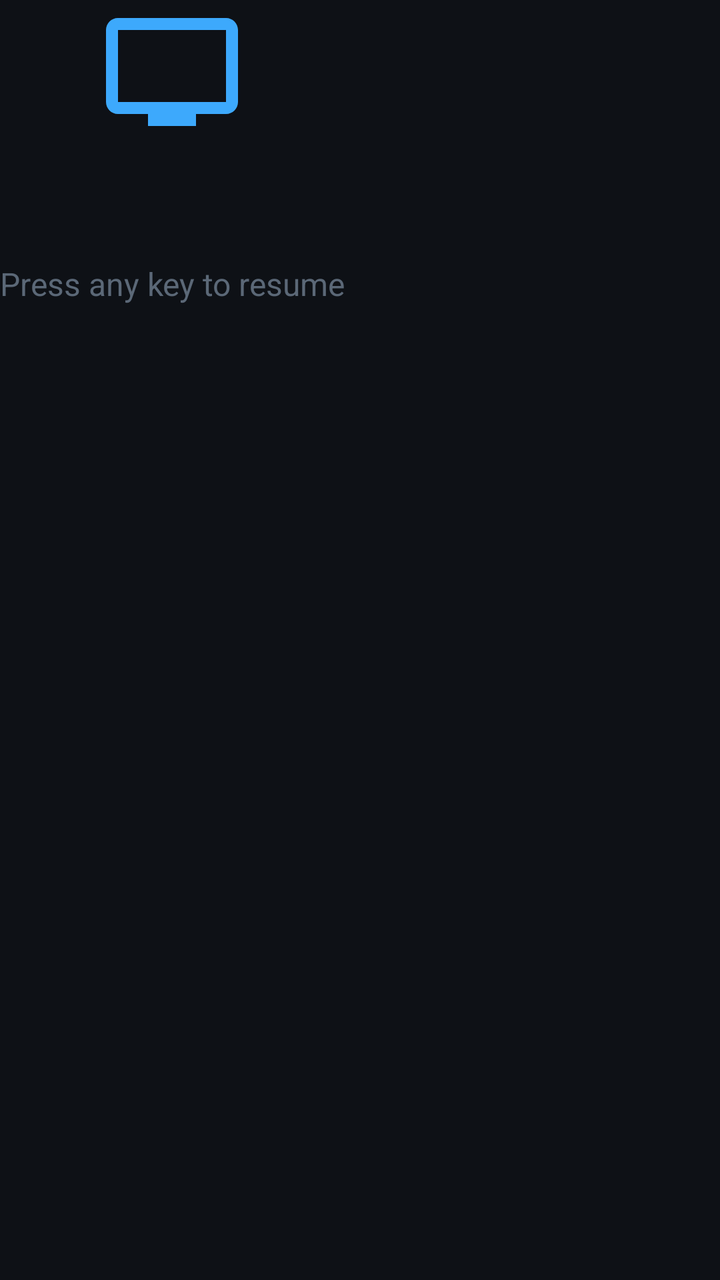
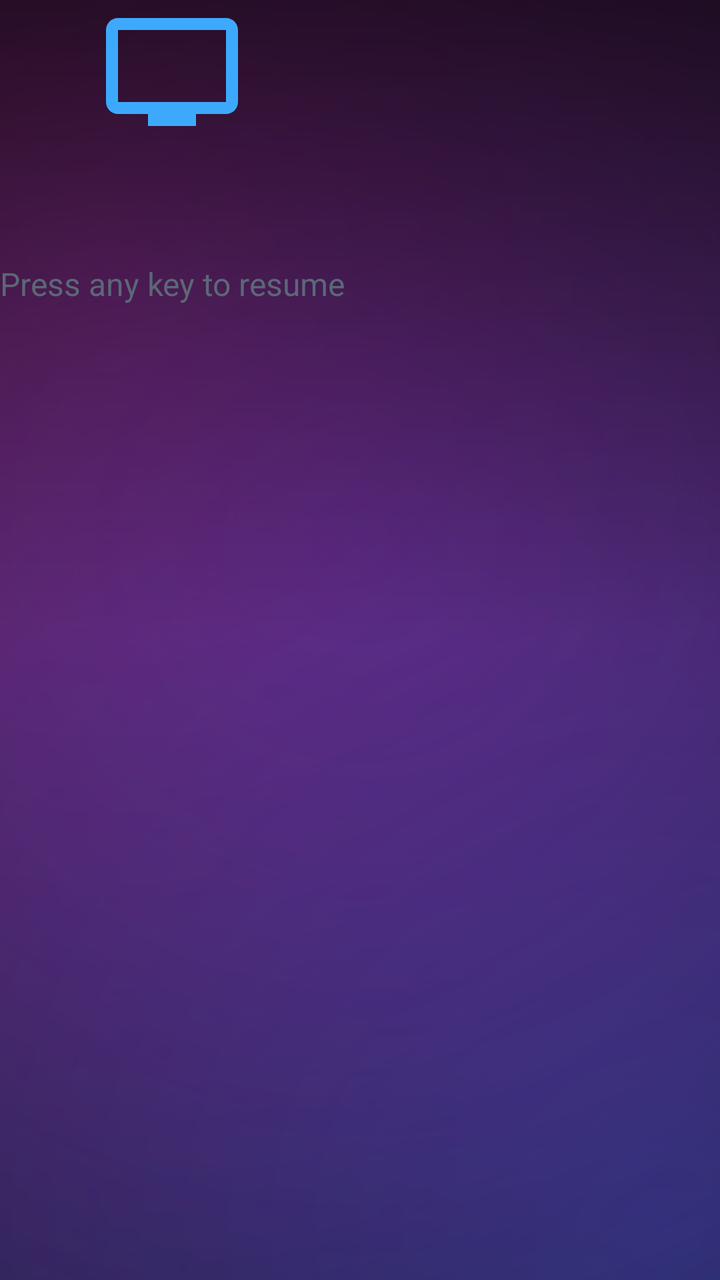

Before-and-after screenshots of an Android layout around one commit, followed by the original layout XML and the change that was made.
<!-- AndroidManifest.xml: application theme Theme.IptvPlayer -->
<!-- res/layout/activity_screensaver.xml -->
<?xml version="1.0" encoding="utf-8"?>
<FrameLayout xmlns:android="http://schemas.android.com/apk/res/android"
    android:id="@+id/screensaverRoot"
    android:layout_width="match_parent"
    android:layout_height="match_parent"
    android:background="@color/bg_root">

    <LinearLayout
        android:id="@+id/floatingBlock"
        android:layout_width="wrap_content"
        android:layout_height="wrap_content"
        android:orientation="vertical"
        android:gravity="center">

        <ImageView
            android:layout_width="72dp"
            android:layout_height="72dp"
            android:src="@drawable/ic_tv"
            android:layout_marginBottom="@dimen/space_s"
            android:contentDescription="@string/app_name" />

        <TextView
            android:id="@+id/screensaverClock"
            android:layout_width="wrap_content"
            android:layout_height="wrap_content"
            android:textColor="@color/text_primary"
            android:textSize="@dimen/text_big_title"
            android:textStyle="bold" />

        <TextView
            android:layout_width="wrap_content"
            android:layout_height="wrap_content"
            android:text="@string/screensaver_hint"
            android:textColor="@color/text_muted"
            android:textSize="@dimen/text_caption"
            android:layout_marginTop="@dimen/space_s" />
    </LinearLayout>
</FrameLayout>
<!-- resources referenced by this layout -->
<resources>
  <color name="bg_root">#0E1116</color>
  <color name="text_muted">#5B6877</color>
  <color name="text_primary">#F5F7FA</color>
  <dimen name="space_s">8dp</dimen>
  <dimen name="text_big_title">32sp</dimen>
  <dimen name="text_caption">16sp</dimen>
  <!-- drawable ic_tv (drawable) -->
  <?xml version="1.0" encoding="utf-8"?>
  <vector xmlns:android="http://schemas.android.com/apk/res/android"
      android:width="48dp"
      android:height="48dp"
      android:viewportWidth="24"
      android:viewportHeight="24"
      android:tint="@color/accent">
      <path
          android:fillColor="@android:color/white"
          android:pathData="M21,3L3,3c-1.1,0 -2,0.9 -2,2v12c0,1.1 0.9,2 2,2h5v2h8v-2h5c1.1,0 2,-0.9 2,-2L23,5c0,-1.1 -0.9,-2 -2,-2zM21,17L3,17L3,5h18v12z" />
  </vector>
  <string name="app_name">IPTV Player</string>
  <string name="screensaver_hint">Press any key to resume</string>
  <style name="Theme.IptvPlayer" parent="Theme.AppCompat.NoActionBar">
          <item name="colorPrimary">@color/accent</item>
          <item name="colorPrimaryDark">@color/bg_root</item>
          <item name="colorAccent">@color/accent</item>
          <item name="android:windowBackground">@color/bg_root</item>
          <item name="android:statusBarColor" tools:targetApi="lollipop">@color/bg_root</item>
          <item name="android:windowFullscreen">true</item>
          <item name="android:textColorPrimary">@color/text_primary</item>
          <item name="android:textColorSecondary">@color/text_secondary</item>
      </style>
  <color name="accent">#3DA9FC</color>
  <color name="text_secondary">#9AA7B4</color>
</resources>

<!-- the commit's change to res/layout/activity_screensaver.xml (unified diff, before → after) -->
@@ -3,7 +3,7 @@
     android:id="@+id/screensaverRoot"
     android:layout_width="match_parent"
     android:layout_height="match_parent"
-    android:background="@color/bg_root">
+    android:background="@drawable/bg_login_aurora">
 
     <LinearLayout
         android:id="@+id/floatingBlock"
<!-- resource entries referenced after the edit -->
@@ -6,6 +6,57 @@
   <dimen name="space_s">8dp</dimen>
   <dimen name="text_big_title">32sp</dimen>
   <dimen name="text_caption">16sp</dimen>
+  <!-- drawable bg_login_aurora (drawable) -->
+  <?xml version="1.0" encoding="utf-8"?>
+  <layer-list xmlns:android="http://schemas.android.com/apk/res/android">
+      <item>
+          <shape android:shape="rectangle">
+              <solid android:color="@color/brand_cinematic" />
+          </shape>
+      </item>
+      <item>
+          <shape android:shape="rectangle">
+              <gradient
+                  android:type="radial"
+                  android:centerX="0.16"
+                  android:centerY="0.22"
+                  android:gradientRadius="760dp"
+                  android:startColor="#73FF2E9A"
+                  android:endColor="#00FF2E9A" />
+          </shape>
+      </item>
+      <item>
+          <shape android:shape="rectangle">
+              <gradient
+                  android:type="radial"
+                  android:centerX="0.92"
+                  android:centerY="0.96"
+                  android:gradientRadius="860dp"
+                  android:startColor="#5E3A6BFF"
+                  android:endColor="#003A6BFF" />
+          </shape>
+      </item>
+      <item>
+          <shape android:shape="rectangle">
+              <gradient
+                  android:type="radial"
+                  android:centerX="0.5"
+                  android:centerY="0.42"
+                  android:gradientRadius="520dp"
+                  android:startColor="#357B2FF7"
+                  android:endColor="#007B2FF7" />
+          </shape>
+      </item>
+      <item>
+          <shape android:shape="rectangle">
+              <gradient
+                  android:angle="90"
+                  android:startColor="#00000000"
+                  android:centerColor="#00000000"
+                  android:endColor="#99000000" />
+          </shape>
+      </item>
+  </layer-list>
   <!-- drawable ic_tv (drawable) -->
   <?xml version="1.0" encoding="utf-8"?>
   <vector xmlns:android="http://schemas.android.com/apk/res/android"
@@ -30,6 +81,7 @@
           <item name="android:textColorPrimary">@color/text_primary</item>
           <item name="android:textColorSecondary">@color/text_secondary</item>
       </style>
+  <color name="brand_cinematic">#07090F</color>
   <color name="accent">#3DA9FC</color>
   <color name="text_secondary">#9AA7B4</color>
 </resources>
